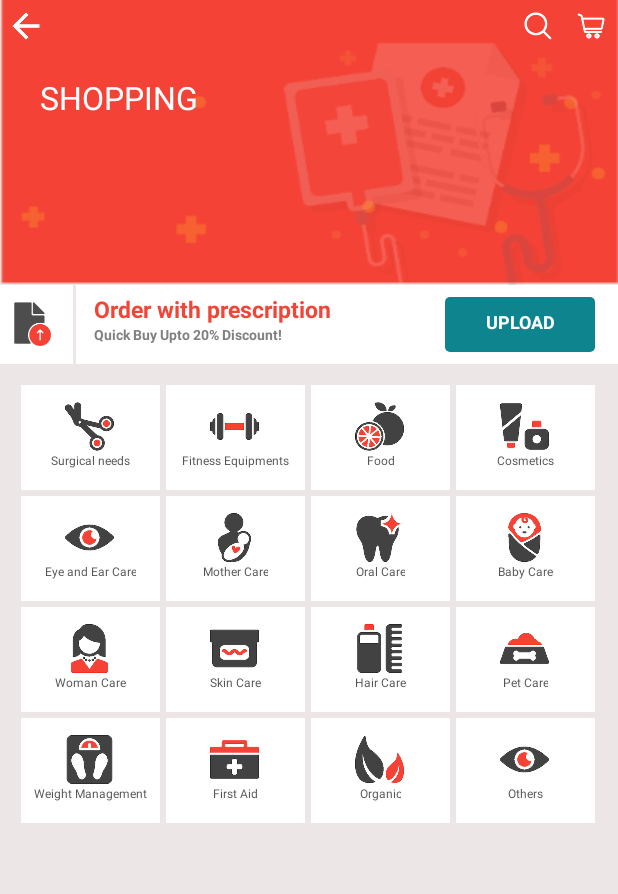
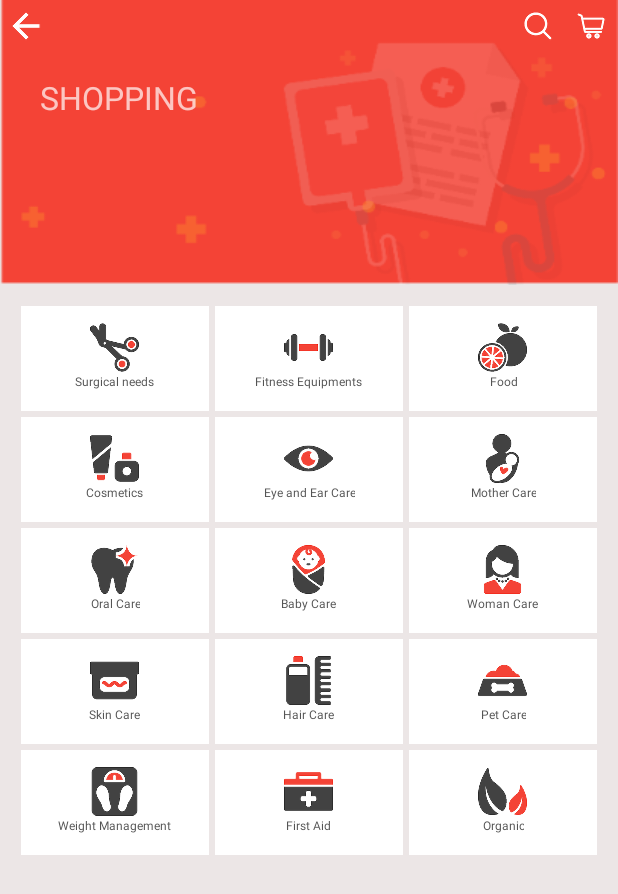
Before and after one commit to royal008/MediPro, an Android app: the MenuActivity screen opened directly, with no data from a screen before it, after a tap on "Shopping", on a phone screen of 412 x 824 dp. Shown: the top 894 px of the screen. Run offline under Robolectric (Android 15) with nearby library versions, the phone set to English and light mode, and no system bars.

Commit message:
upload images done

```diff
--- a/src/app/build.gradle
+++ b/src/app/build.gradle
@@ -27,5 +27,6 @@ dependencies {
     compile 'com.android.support:appcompat-v7:26.+'
     compile 'com.android.support.constraint:constraint-layout:1.0.2'
     compile 'com.android.support:support-v4:26.+'
+
     testCompile 'junit:junit:4.12'
 }
--- a/src/app/src/main/AndroidManifest.xml
+++ b/src/app/src/main/AndroidManifest.xml
@@ -1,6 +1,9 @@
 <?xml version="1.0" encoding="utf-8"?>
 <manifest xmlns:android="http://schemas.android.com/apk/res/android"
     package="com.medipro">
+    <uses-permission android:name="android.permission.READ_EXTERNAL_STORAGE" />
+    <uses-permission android:name="android.permission.WRITE_EXTERNAL_STORAGE" />
+
 
     <application
         android:allowBackup="true"
--- a/src/app/src/main/java/com/medipro/Fragment/ShoppingFragment.java
+++ b/src/app/src/main/java/com/medipro/Fragment/ShoppingFragment.java
@@ -31,12 +31,12 @@ public class ShoppingFragment extends Fragment {
     R.drawable.shopping_cosmetics,R.drawable.shopping_eyecare,R.drawable.shopping_mothercare,R.drawable.shopping_oralcare,
     R.drawable.shopping_babycare,R.drawable.shopping_womencare,R.drawable.shopping_skincare,R.drawable.shopping_haircare,
     R.drawable.shopping_petcare,R.drawable.shopping_weightmanagement,R.drawable.shopping_firstaid,R.drawable.shopping_organic,
-    R.drawable.shopping_eyecare};
+   };
     String shoppingCategories[]={"Surgical needs","Fitness Equipments","Food","Cosmetics","Eye and Ear Care","Mother Care","Oral Care",
-            "Baby Care","Woman Care","Skin Care","Hair Care","Pet Care","Weight Management","First Aid","Organic","Others"};
+            "Baby Care","Woman Care","Skin Care","Hair Care","Pet Care","Weight Management","First Aid","Organic"};
     MainGridViewAdapter mainGridViewAdapter;
     FragmentBeanClass fbc;
-    LinearLayout llUploadPrescription;
+   // LinearLayout llUploadPrescription;
     ImageView ivBack;
     @Override
     public View onCreateView(LayoutInflater inflater, ViewGroup container,
@@ -55,7 +55,7 @@ public class ShoppingFragment extends Fragment {
 //        MenuActivity.ivSearch.setVisibility(View.VISIBLE);
 //        MenuActivity.ivCart.setVisibility(View.VISIBLE);
 
-        llUploadPrescription=(LinearLayout)view.findViewById(R.id.ll_upload_prescription);
+       // llUploadPrescription=(LinearLayout)view.findViewById(R.id.ll_upload_prescription);
         ivBack=(ImageView)view.findViewById(R.id.iv_back);
         fbc=new FragmentBeanClass((AppCompatActivity) getActivity(),R.id.fl_container_main);
         mainGridViewAdapter=new MainGridViewAdapter(getActivity(),shoppingImages,shoppingCategories,"shopping");
@@ -66,12 +66,12 @@ public class ShoppingFragment extends Fragment {
     }
 
     private void onClick() {
-        llUploadPrescription.setOnClickListener(new View.OnClickListener() {
-            @Override
-            public void onClick(View v) {
-                fbc.setFragment(new UploadPrescription());
-            }
-        });
+//        llUploadPrescription.setOnClickListener(new View.OnClickListener() {
+//            @Override
+//            public void onClick(View v) {
+//                fbc.setFragment(new UploadPrescription());
+//            }
+//        });
         gvShopping.setOnItemClickListener(new AdapterView.OnItemClickListener() {
             @Override
             public void onItemClick(AdapterView<?> parent, View view, int position, long id) {
--- a/src/app/src/main/java/com/medipro/MenuActivity.java
+++ b/src/app/src/main/java/com/medipro/MenuActivity.java
@@ -20,9 +20,9 @@ public class MenuActivity extends AppCompatActivity {
     ListView lvMenuList;
     View main_content;
     MenuListAdapter menuListAdapter;
-    String menuList[]={"My Orders","My Appointments","Offers","Reminder","Profile update","Invite to Earn","Rate Us","Contact Us","Log Out"};
+    String menuList[]={"My Orders","My Appointments","Offers","Reminder","Profile update","Invite to Earn","Contact Us","Log Out"};
     int menuImages[]={R.drawable.myorders_menu,R.drawable.myappointments_menu,R.drawable.offers,R.drawable.notifications_menu,
-            R.drawable.profile_menu,R.drawable.invitetoearn_menu,R.drawable.rateus_menu,R.drawable.contactus_menu,R.drawable.logout_menu};
+            R.drawable.profile_menu,R.drawable.invitetoearn_menu,R.drawable.contactus_menu,R.drawable.logout_menu};
     public static ImageView ivMenuLines,ivDownArrow,ivSearch,ivCart;
     public static LinearLayout llMenu,llTopBar;
     public static TextView tvPlaceName,tvCityName;
--- a/src/app/src/main/res/layout/cust_find_doctors_list.xml
+++ b/src/app/src/main/res/layout/cust_find_doctors_list.xml
@@ -8,7 +8,7 @@
         android:layout_width="match_parent"
         android:layout_height="wrap_content"
         android:orientation="horizontal"
-        android:background="@color/white"
+        android:background="@drawable/layout_bg"
         android:paddingTop="15dp"
         android:paddingBottom="15dp"
         android:paddingLeft="10dp"
--- a/src/app/src/main/res/layout/cust_medical_record_list.xml
+++ b/src/app/src/main/res/layout/cust_medical_record_list.xml
@@ -12,7 +12,7 @@
         android:layout_marginRight="@dimen/small_text"
         android:layout_marginLeft="@dimen/small_text"
         android:layout_marginTop="@dimen/small_text"
-        android:background="@color/white">
+        android:background="@drawable/layout_bg">
         <LinearLayout
             android:layout_width="wrap_content"
             android:layout_height="wrap_content"
--- a/src/app/src/main/res/layout/fragment_shopping.xml
+++ b/src/app/src/main/res/layout/fragment_shopping.xml
@@ -52,6 +52,7 @@
             android:layout_marginTop="@dimen/medium_text"
             android:gravity="center_vertical"
             android:text="SHOPPING"
+            android:alpha="0.7"
             android:textColor="@color/white"
             android:textSize="@dimen/xlarge_text" />
     </LinearLayout>
@@ -62,84 +63,84 @@
         android:layout_weight="2"
         android:orientation="vertical">
 
-        <LinearLayout
-            android:id="@+id/ll_upload_prescription"
-            android:layout_width="match_parent"
-            android:layout_height="wrap_content"
-            android:orientation="horizontal"
-            android:weightSum="1">
+        <!--<LinearLayout-->
+            <!--android:id="@+id/ll_upload_prescription"-->
+            <!--android:layout_width="match_parent"-->
+            <!--android:layout_height="wrap_content"-->
+            <!--android:orientation="horizontal"-->
+            <!--android:weightSum="1">-->
 
-            <LinearLayout
-                android:layout_width="0dp"
-                android:layout_height="match_parent"
-                android:layout_weight="0.12"
-                android:background="@color/white">
+            <!--<LinearLayout-->
+                <!--android:layout_width="0dp"-->
+                <!--android:layout_height="match_parent"-->
+                <!--android:layout_weight="0.12"-->
+                <!--android:background="@color/white">-->
 
-                <ImageView
-                    android:id="@+id/imageView2"
-                    android:layout_width="wrap_content"
-                    android:layout_height="wrap_content"
-                    android:layout_gravity="center"
-                    android:layout_marginLeft="@dimen/smaller_text"
-                    android:src="@drawable/general_uploadprescription" />
-            </LinearLayout>
+                <!--<ImageView-->
+                    <!--android:id="@+id/imageView2"-->
+                    <!--android:layout_width="wrap_content"-->
+                    <!--android:layout_height="wrap_content"-->
+                    <!--android:layout_gravity="center"-->
+                    <!--android:layout_marginLeft="@dimen/smaller_text"-->
+                    <!--android:src="@drawable/general_uploadprescription" />-->
+            <!--</LinearLayout>-->
 
-            <LinearLayout
-                    android:background="@color/white"
-                    android:layout_width="0dp"
-                    android:layout_height="match_parent"
-                    android:layout_gravity="center"
-                    android:layout_marginLeft="2sp"
-                    android:layout_weight="0.6"
-                    android:orientation="vertical">
+            <!--<LinearLayout-->
+                    <!--android:background="@color/white"-->
+                    <!--android:layout_width="0dp"-->
+                    <!--android:layout_height="match_parent"-->
+                    <!--android:layout_gravity="center"-->
+                    <!--android:layout_marginLeft="2sp"-->
+                    <!--android:layout_weight="0.6"-->
+                    <!--android:orientation="vertical">-->
 
-                    <TextView
-                        android:layout_width="wrap_content"
-                        android:layout_height="wrap_content"
-                        android:layout_gravity="left"
-                        android:layout_marginLeft="@dimen/small_text"
-                        android:layout_marginTop="@dimen/mini_text"
-                        android:text="@string/shopping_order"
-                        android:textColor="@color/red"
-                        android:textSize="@dimen/medium_text"
-                        android:textStyle="bold" />
+                    <!--<TextView-->
+                        <!--android:layout_width="wrap_content"-->
+                        <!--android:layout_height="wrap_content"-->
+                        <!--android:layout_gravity="left"-->
+                        <!--android:layout_marginLeft="@dimen/small_text"-->
+                        <!--android:layout_marginTop="@dimen/small_text"-->
+                        <!--android:text="@string/shopping_order"-->
+                        <!--android:textColor="@color/red"-->
+                        <!--android:textSize="@dimen/medium_text"-->
+                        <!--android:textStyle="bold" />-->
 
-                    <TextView
-                        android:layout_marginLeft="@dimen/small_text"
-                        android:layout_width="wrap_content"
-                        android:layout_height="wrap_content"
-                        android:layout_gravity="left"
-                        android:paddingBottom="@dimen/mini_text"
-                        android:text="@string/shopping_discount"
-                        android:textColor="@color/gray"
-                        android:textSize="@dimen/smaller_text"
-                        android:textStyle="bold" />
-                </LinearLayout>
+                    <!--<TextView-->
+                        <!--android:layout_marginLeft="@dimen/small_text"-->
+                        <!--android:layout_width="wrap_content"-->
+                        <!--android:layout_height="wrap_content"-->
+                        <!--android:layout_gravity="left"-->
+                        <!--android:paddingBottom="@dimen/mini_text"-->
+                        <!--android:text="@string/shopping_discount"-->
+                        <!--android:textColor="@color/gray"-->
+                        <!--android:textSize="@dimen/smaller_text"-->
+                        <!--android:textStyle="bold" />-->
+                <!--</LinearLayout>-->
 
-                <LinearLayout
-                    android:background="@color/white"
-                    android:layout_width="0dp"
-                    android:layout_height="wrap_content"
-                    android:layout_weight="0.28">
+                <!--<LinearLayout-->
+                    <!--android:background="@color/white"-->
+                    <!--android:layout_width="0dp"-->
+                    <!--android:layout_height="wrap_content"-->
+                    <!--android:layout_weight="0.28">-->
 
-                    <TextView
-                        android:layout_width="wrap_content"
-                        android:layout_height="wrap_content"
-                        android:layout_gravity="center"
-                        android:layout_marginBottom="@dimen/very_small_text"
-                        android:layout_marginRight="@dimen/very_small_text"
-                        android:layout_marginTop="@dimen/very_small_text"
-                        android:background="@drawable/blue_curved_rectangle"
-                        android:gravity="center"
-                        android:paddingBottom="@dimen/small_text"
-                        android:paddingTop="@dimen/very_small_text"
-                        android:text="@string/shopping_upload"
-                        android:textColor="@color/white"
-                        android:textSize="@dimen/small_text"
-                        android:textStyle="bold" />
-                </LinearLayout>
+                    <!--<TextView-->
+                        <!--android:layout_width="wrap_content"-->
+                        <!--android:layout_height="wrap_content"-->
+                        <!--android:layout_gravity="center"-->
+                        <!--android:layout_marginBottom="@dimen/medium_text"-->
+                        <!--android:layout_marginRight="@dimen/very_small_text"-->
+                        <!--android:layout_marginTop="@dimen/medium_text"-->
+                        <!--android:background="@drawable/blue_curved_rectangle"-->
+                        <!--android:gravity="center"-->
+                        <!--android:paddingBottom="@dimen/small_text"-->
+                        <!--android:paddingTop="@dimen/very_small_text"-->
+                        <!--android:text="@string/shopping_upload"-->
+                        <!--android:textColor="@color/white"-->
+                        <!--android:textSize="@dimen/small_text"-->
+                        <!--android:textStyle="bold" />-->
+                <!--</LinearLayout>-->
 
-        </LinearLayout>
+        <!--</LinearLayout>-->
 
         <com.medipro.Common.ExpandableGridView
             android:id="@+id/gv_shopping"
@@ -149,9 +150,7 @@
             android:layout_marginRight="@dimen/small_text"
             android:layout_marginTop="@dimen/small_text"
             android:gravity="center"
-            android:numColumns="4"
-
-            >
+            android:numColumns="3">
 
         </com.medipro.Common.ExpandableGridView>
 
--- a/src/app/src/main/res/layout/fragment_upload_prescription.xml
+++ b/src/app/src/main/res/layout/fragment_upload_prescription.xml
@@ -72,6 +72,7 @@
         android:layout_marginTop="@dimen/mini_text">
 
         <TextView
+            android:id="@+id/tv_camera"
             android:layout_width="0dp"
             android:layout_weight="1"
             android:layout_height="match_parent"
@@ -88,6 +89,7 @@
             android:paddingTop="@dimen/small_text"
             android:background="@color/white"/>
         <TextView
+            android:id="@+id/tv_gallery"
             android:layout_width="0dp"
             android:layout_weight="1"
             android:layout_height="match_parent"
@@ -105,6 +107,7 @@
             android:paddingTop="@dimen/small_text"
             android:background="@color/white"/>
         <TextView
+            android:id="@+id/tv_preload"
             android:layout_width="0dp"
             android:layout_weight="1"
             android:layout_height="match_parent"
--- a/src/app/src/main/res/layout/specify_medicine_dialog.xml
+++ b/src/app/src/main/res/layout/specify_medicine_dialog.xml
@@ -81,7 +81,7 @@
         android:layout_width="match_parent"
         android:layout_height="wrap_content"
         android:background="@drawable/black_box"
-        android:text="Medicine Details"
+        android:text="@string/medical_details"
         android:textColor="@color/dark_gray"
         android:textSize="@dimen/medium_text"
         android:layout_marginLeft="@dimen/small_text"
@@ -93,7 +93,7 @@
         android:layout_height="wrap_content"
         android:padding="@dimen/medium_text"
         android:layout_marginTop="@dimen/small_text"
-        android:text="SUBMIT"
+        android:text="@string/submit"
         android:textColor="@color/white"
         android:textSize="@dimen/medium_text"
         android:textStyle="bold"
--- a/src/app/src/main/res/values/strings.xml
+++ b/src/app/src/main/res/values/strings.xml
@@ -28,4 +28,6 @@
     <string name="upload_camera">Camera</string>
     <string name="medical_records">MEDICAL RECORDS</string>
     <string name="add_record">ADD A RECORD</string>
+    <string name="submit">SUBMIT</string>
+    <string name="medical_details">Medicine Details</string>
 </resources>
```
Also changed, not shown: src/app/src/main/java/com/medipro/Adapter/UploadedDocumentsAdapter.java (+121 -25 lines), src/app/src/main/java/com/medipro/Fragment/UploadPrescription.java (+204 -24 lines), src/app/src/main/java/com/medipro/MyImage.java (added, +96 -0 lines), src/app/src/main/res/drawable/layout_bg.xml (added, +7 -0 lines), src/app/src/main/res/layout/cust_grid_upload_prescription.xml (+16 -14 lines), 1 other file.
